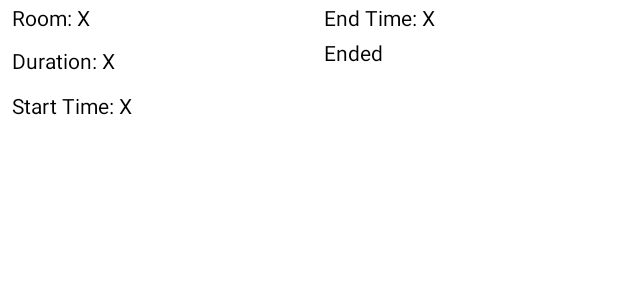
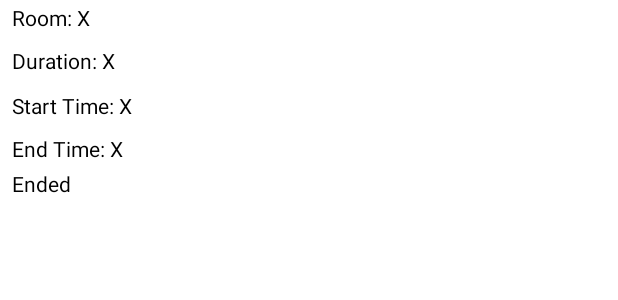
Before and after one commit to extremelf/libsked, an Android app: the layout history_line.xml on its own in the app's theme, with its tools: preview values and no code run, on a phone screen of 412 x 824 dp. Shown: the top 300 px of the screen. Run offline under Robolectric (Android 15) with nearby library versions, the phone set to English and light mode, and no system bars.

Commit message:
fixed history_line.xml

```diff
--- a/Android/app/src/main/res/layout/history_line.xml
+++ b/Android/app/src/main/res/layout/history_line.xml
@@ -45,23 +45,14 @@
             android:text="Start Time: X"
             android:textColor="@color/black" />
 
-    </LinearLayout>
+    <TextView
 
-    <LinearLayout
-        android:layout_width="wrap_content"
-        android:layout_height="wrap_content"
-        android:layout_alignParentEnd="true"
-        android:orientation="vertical"
-        android:layout_marginEnd="120dp"
-        >
-
-
-        <TextView
         android:id="@+id/endTime"
         android:layout_width="wrap_content"
         android:layout_height="wrap_content"
         android:padding="2dp"
         android:text="End Time: X"
+        android:layout_marginStart="6dp"
         android:textColor="@color/black" />
 
     <TextView
@@ -70,8 +61,12 @@
         android:layout_height="wrap_content"
         android:padding="2dp"
         android:text="Ended"
+        android:layout_marginStart="6dp"
+        android:layout_marginBottom="5dp"
         android:textColor="@color/black" />
-
     </LinearLayout>
 
+
+
+
 </RelativeLayout>
```
Lines whose indentation alone changed are shown as unchanged.
